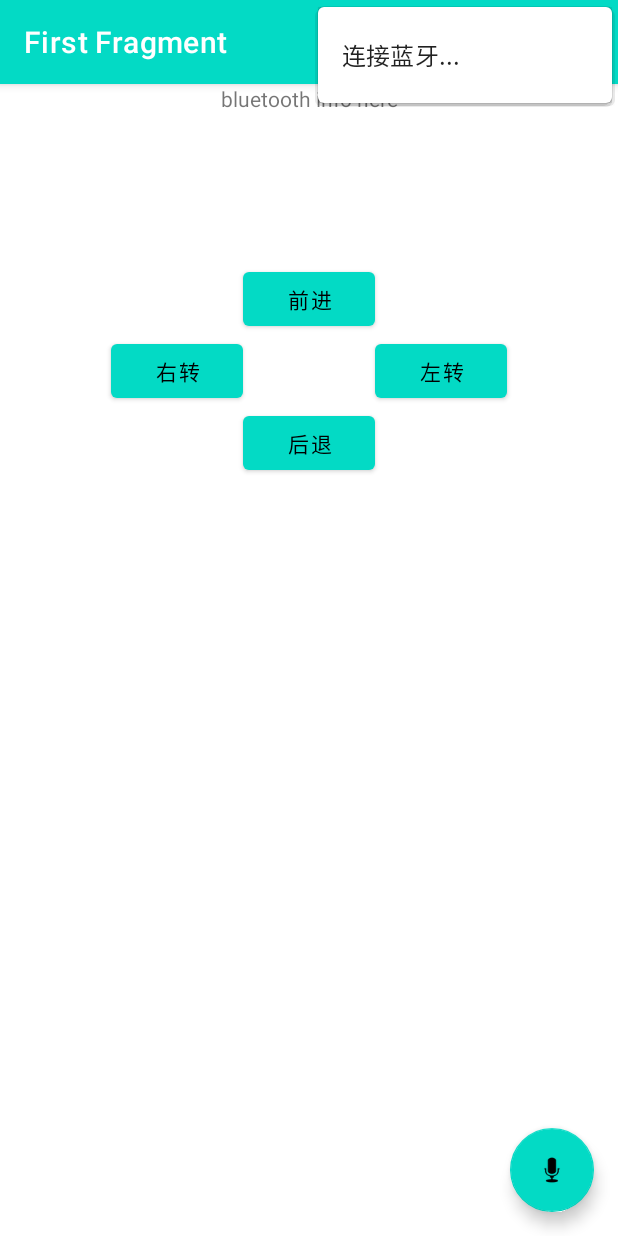
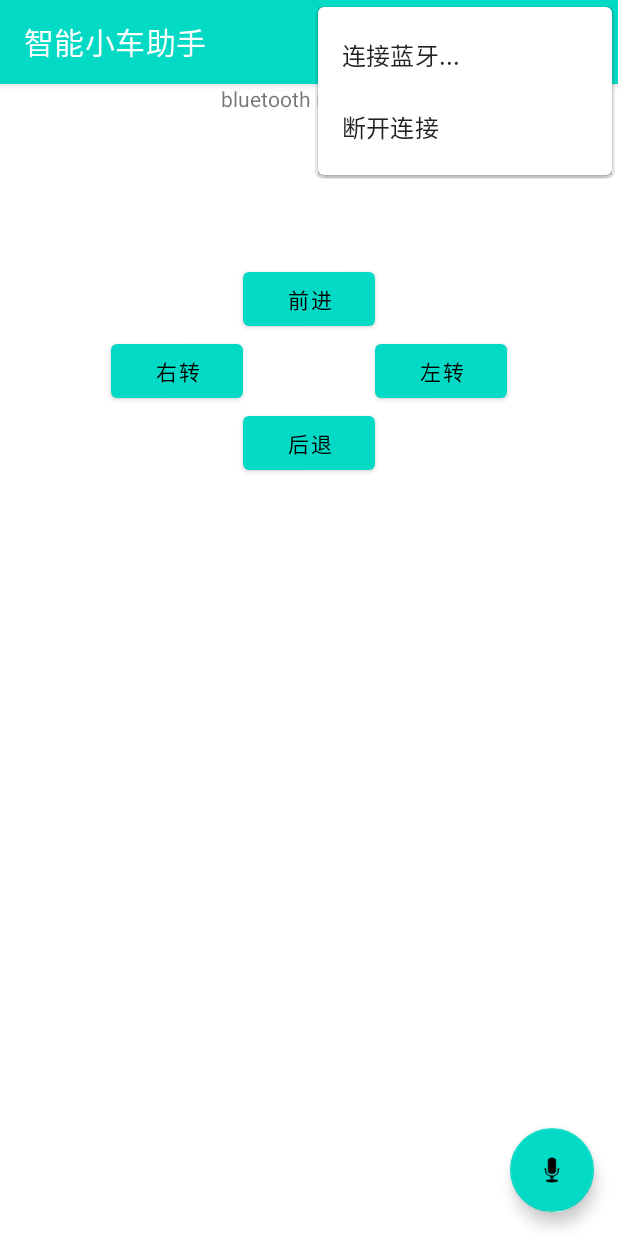
Before and after one commit to BlitherBoom812/IntelligentCarHelper, an Android app: the screen it shows after launch (MainActivity), with the options menu open, on a phone screen of 412 x 824 dp. Run offline under Robolectric (Android 15) with nearby library versions, the light colour scheme and no system bars; our stand-ins replace navigation-ui.

Commit message:
添加蓝牙断开功能，蓝牙名称显示和蓝牙调试功能

```diff
--- a/app/src/main/java/com/example/intelligentcarhelper/MainActivity.java
+++ b/app/src/main/java/com/example/intelligentcarhelper/MainActivity.java
@@ -27,10 +27,10 @@ import android.view.MenuItem;
 /*
     功能设计：搜索并连接蓝牙，发送指令。可以通过按键或者语音。
     具体实现：
-    1.右上角的导航栏可以搜索蓝牙；
+    1.右上角的导航栏可以搜索蓝牙；(get)
     2.右下角的按键可以实现语音控制
-    3.屏幕中间显示连接蓝牙的名称
-    4.屏幕下方的按键控制左转，右转，直行，后退
+    3.屏幕中间显示连接蓝牙的名称(get)
+    4.屏幕下方的按键控制左转，右转，直行，后退(get)
     5.右上角的导航栏显示调试信息
 
  */
@@ -78,11 +78,11 @@ public class MainActivity extends AppCompatActivity {
         // automatically handle clicks on the Home/Up button, so long
         // as you specify a parent activity in AndroidManifest.xml.
         int id = item.getItemId();
-
-        //noinspection SimplifiableIfStatement
-        if (id == R.id.action_settings) {
-
-        }
+//
+//        //noinspection SimplifiableIfStatement
+//        if (id == R.id.action_settings) {
+//
+//        }
 
         return super.onOptionsItemSelected(item);
     }
--- a/app/src/main/res/layout/fragment_first.xml
+++ b/app/src/main/res/layout/fragment_first.xml
@@ -7,7 +7,7 @@
     tools:context=".FirstFragment">
 
     <TextView
-        android:id="@+id/textview_first"
+        android:id="@+id/textview_info"
         android:layout_width="wrap_content"
         android:layout_height="wrap_content"
         android:text="bluetooth info here"
@@ -24,7 +24,7 @@
         android:text="前进"
         app:layout_constraintEnd_toEndOf="parent"
         app:layout_constraintStart_toStartOf="parent"
-        app:layout_constraintTop_toBottomOf="@id/textview_first" />
+        app:layout_constraintTop_toBottomOf="@id/textview_info" />
 
     <Button
         android:id="@+id/button_left"
@@ -50,4 +50,14 @@
         app:layout_constraintEnd_toEndOf="@+id/button_front"
         app:layout_constraintStart_toStartOf="@+id/button_front"
         app:layout_constraintTop_toBottomOf="@+id/button_left" />
+
+    <ListView
+        android:id="@+id/in"
+        android:layout_width="0dp"
+        android:layout_height="0dp"
+        app:layout_constraintBottom_toBottomOf="parent"
+        app:layout_constraintEnd_toEndOf="parent"
+        app:layout_constraintStart_toStartOf="parent"
+        app:layout_constraintTop_toBottomOf="@+id/button_back" />
+
 </androidx.constraintlayout.widget.ConstraintLayout>
--- a/app/src/main/res/menu/menu_main.xml
+++ b/app/src/main/res/menu/menu_main.xml
@@ -3,8 +3,13 @@
     xmlns:tools="http://schemas.android.com/tools"
     tools:context="com.example.intelligentcarhelper.MainActivity">
     <item
-        android:id="@+id/action_settings"
+        android:id="@+id/action_connect"
         android:orderInCategory="100"
-        android:title="@string/action_settings"
+        android:title="@string/action_connect"
+        app:showAsAction="never" />
+    <item
+        android:id="@+id/action_disconnect"
+        android:orderInCategory="100"
+        android:title="@string/action_disconnect"
         app:showAsAction="never" />
 </menu>
--- a/app/src/main/res/values/strings.xml
+++ b/app/src/main/res/values/strings.xml
@@ -1,8 +1,10 @@
 <resources xmlns:xliff="urn:oasis:names:tc:xliff:document:1.2">
-    <string name="app_name">IntelligentCarHelper</string>
-    <string name="action_settings">连接蓝牙...</string>
+    <string name="app_name">智能小车助手</string>
+    <string name="action_connect">连接蓝牙...</string>
+    <string name="action_disconnect">断开连接</string>
+
     <!-- Strings used for fragments for navigation -->
-    <string name="first_fragment_label">First Fragment</string>
+    <string name="first_fragment_label">智能小车助手</string>
     <string name="second_fragment_label">Second Fragment</string>
     <string name="next">Next</string>
     <string name="previous">Previous</string>
@@ -12,20 +14,20 @@
 
     <!--  BluetoothChat -->
     <string name="send">Send</string>
-    <string name="not_connected">You are not connected to a device</string>
-    <string name="bt_not_enabled_leaving">Bluetooth was not enabled. Leaving Bluetooth Chat.</string>
-    <string name="title_connecting">connecting...</string>
-    <string name="title_connected_to">connected to <xliff:g id="device_name">%1$s</xliff:g></string>
-    <string name="title_not_connected">not connected</string>
+    <string name="not_connected">未连接蓝牙设备</string>
+    <string name="bt_not_enabled_leaving">蓝牙请求被拒绝。应用即将关闭。</string>
+    <string name="title_connecting">正在连接...</string>
+    <string name="title_connected_to">连接到<xliff:g id="device_name">%1$s</xliff:g></string>
+    <string name="title_not_connected">未连接</string>
 
     <!--  DeviceListActivity -->
-    <string name="scanning">scanning for devices...</string>
-    <string name="select_device">select a device to connect</string>
-    <string name="none_paired">No devices have been paired</string>
-    <string name="none_found">No devices found</string>
-    <string name="title_paired_devices">Paired Devices</string>
-    <string name="title_other_devices">Other Available Devices</string>
-    <string name="button_scan">Scan for devices</string>
+    <string name="scanning">搜索蓝牙设备...</string>
+    <string name="select_device">选择蓝牙设备</string>
+    <string name="none_paired">没有配对设备</string>
+    <string name="none_found">未找到设备</string>
+    <string name="title_paired_devices">已配对的设备</string>
+    <string name="title_other_devices">其他可用设备</string>
+    <string name="button_scan">搜索设备</string>
 
     <!-- Options Menu -->
     <string name="secure_connect">Connect a device - Secure</string>
```
Also changed, not shown: app/src/main/java/com/example/intelligentcarhelper/BluetoothChatService.java (+22 -5 lines), app/src/main/java/com/example/intelligentcarhelper/FirstFragment.java (+48 -14 lines), app/src/main/res/layout/message.xml (added, +21 -0 lines).
